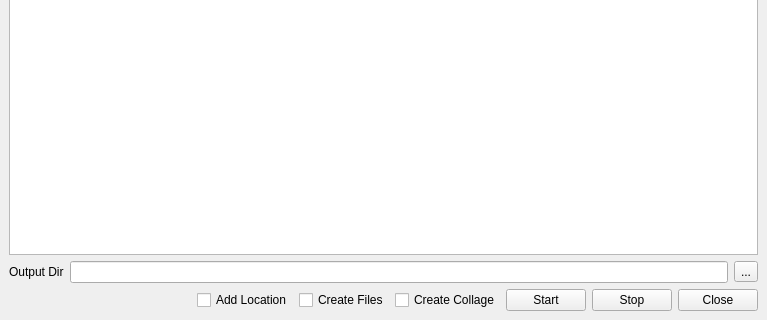
This is ui/main.ui in iceanimations/createShots as Qt 5 draws it before an edit; both pictures show x 0 to 767 and y 265 to 585 of the 767 by 585 pixel window. The edited form follows.
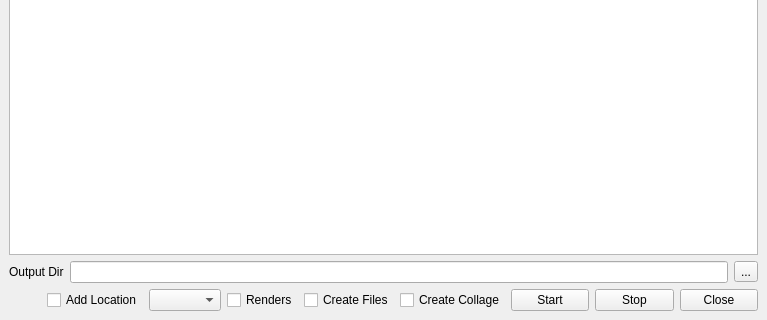
This is the edited form.

Commit message: render button added for collage

```diff
--- a/ui/main.ui
+++ b/ui/main.ui
@@ -139,6 +139,19 @@
         </property>
        </widget>
       </item>
+      <item>
+       <widget class="QComboBox" name="resolutionBox"/>
+      </item>
+      <item>
+       <widget class="QCheckBox" name="renderButton">
+        <property name="toolTip">
+         <string>Create collage using renders</string>
+        </property>
+        <property name="text">
+         <string>Renders</string>
+        </property>
+       </widget>
+      </item>
       <item>
        <widget class="QCheckBox" name="createFilesButton">
         <property name="toolTip">
```
Left out of the diff: 44 changed lines with no effect on the pictures. The commit also changes 4 other files.
